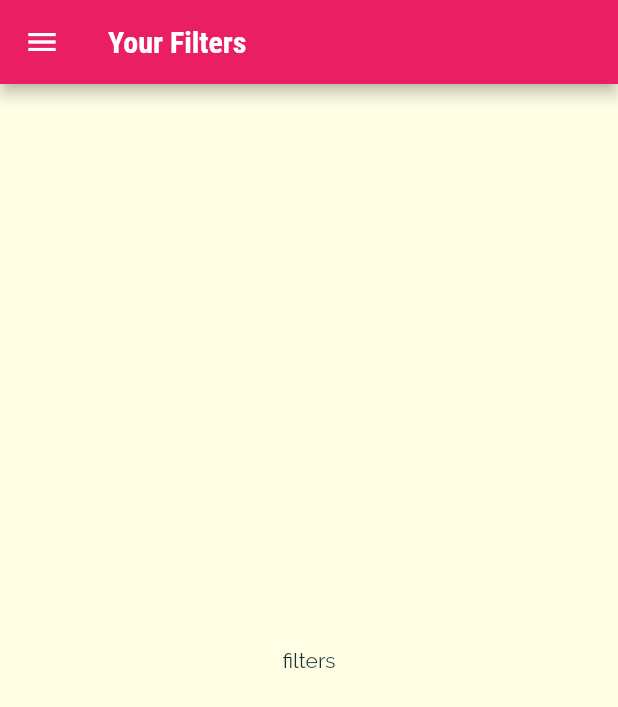
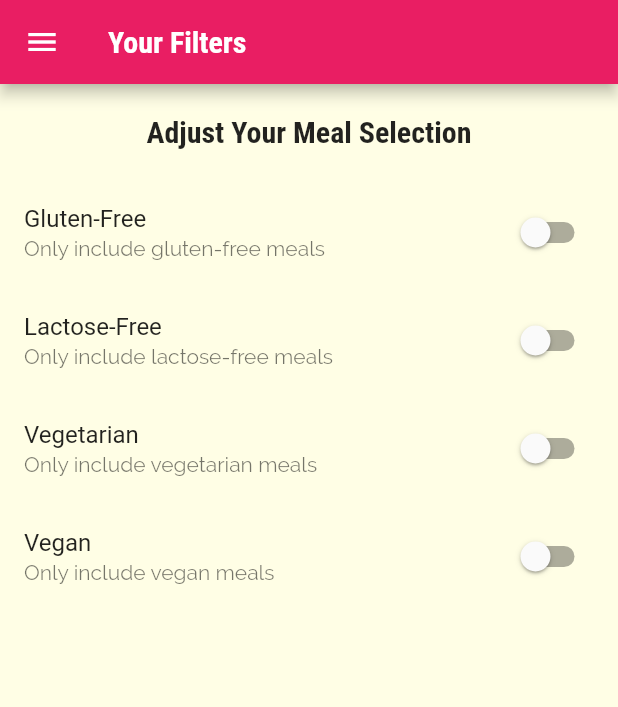
Before and after one commit to advaita-saha/delimeals, a Flutter app: the FilterScreen screen opened by its route, on a phone screen of 412 x 824 dp. Shown: the top 707 px of the screen. Run offline on Flutter 3.47's test engine with Material 2 defaults, Android fonts, the phone set to English and light mode, and no system bars.

Commit message:
filter switches added'

```diff
--- a/lib/screens/filters_screen.dart
+++ b/lib/screens/filters_screen.dart
@@ -1,10 +1,34 @@
 import '../widgets/main_drawer.dart';
 import 'package:flutter/material.dart';
 
-class FilterScreen extends StatelessWidget {
+class FilterScreen extends StatefulWidget {
   static const routeName = '/filters';
 
   const FilterScreen({Key? key}) : super(key: key);
+
+  @override
+  State<FilterScreen> createState() => _FilterScreenState();
+}
+
+class _FilterScreenState extends State<FilterScreen> {
+  bool _glutenFree = false;
+  bool _vegetarian = false;
+  bool _vegan = false;
+  bool _lactoseFree = false;
+
+  Widget _buildSwitchListTile(
+    String title,
+    String subTitle,
+    bool currentValue,
+    var updateValue,
+  ) {
+    return SwitchListTile(
+      value: currentValue,
+      title: Text(title),
+      subtitle: Text(subTitle),
+      onChanged: updateValue,
+    );
+  }
 
   @override
   Widget build(BuildContext context) {
@@ -13,8 +37,62 @@ class FilterScreen extends StatelessWidget {
         title: Text('Your Filters'),
       ),
       drawer: MainDrawer(),
-      body: Center(
-        child: Text('filters'),
+      body: Column(
+        children: [
+          Container(
+            padding: const EdgeInsets.all(20),
+            child: Text(
+              'Adjust Your Meal Selection',
+              style: Theme.of(context).textTheme.headline6,
+            ),
+          ),
+          Expanded(
+            child: ListView(
+              children: [
+                _buildSwitchListTile(
+                  'Gluten-Free',
+                  'Only include gluten-free meals',
+                  _glutenFree,
+                  (value) {
+                    setState(() {
+                      _glutenFree = value;
+                    });
+                  },
+                ),
+                _buildSwitchListTile(
+                  'Lactose-Free',
+                  'Only include lactose-free meals',
+                  _lactoseFree,
+                  (value) {
+                    setState(() {
+                      _lactoseFree = value;
+                    });
+                  },
+                ),
+                _buildSwitchListTile(
+                  'Vegetarian',
+                  'Only include vegetarian meals',
+                  _vegetarian,
+                  (value) {
+                    setState(() {
+                      _vegetarian = value;
+                    });
+                  },
+                ),
+                _buildSwitchListTile(
+                  'Vegan',
+                  'Only include vegan meals',
+                  _vegan,
+                  (value) {
+                    setState(() {
+                      _vegan = value;
+                    });
+                  },
+                ),
+              ],
+            ),
+          )
+        ],
       ),
     );
   }
```
